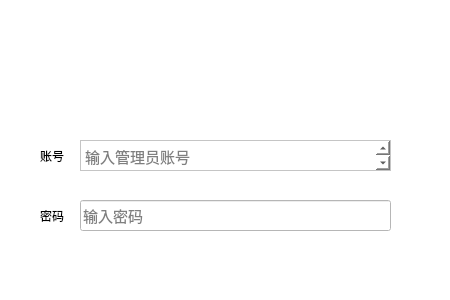
Qt form mainwidget.ui (LuodachuiXG/management_system) before a commit.
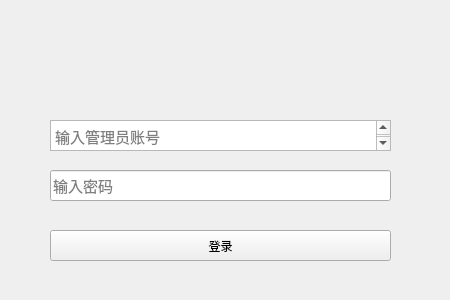
The same form after that commit. Icons and pictures are not drawn.

Commit message: 修改图标，完善登录页布局

What changed in the file:
```diff
--- a/mainwidget.ui
+++ b/mainwidget.ui
@@ -17,9 +17,6 @@
    <iconset resource="images.qrc">
     <normaloff>:/img/image/icon.png</normaloff>:/img/image/icon.png</iconset>
   </property>
-  <property name="styleSheet">
-   <string notr="true">background-color: rgb(255, 255, 255);</string>
-  </property>
   <widget class="QLabel" name="label">
    <property name="geometry">
     <rect>
@@ -36,38 +33,12 @@
     <string/>
    </property>
   </widget>
-  <widget class="QLabel" name="label_2">
-   <property name="geometry">
-    <rect>
-     <x>40</x>
-     <y>140</y>
-     <width>31</width>
-     <height>31</height>
-    </rect>
-   </property>
-   <property name="text">
-    <string>账号</string>
-   </property>
-  </widget>
-  <widget class="QLabel" name="label_3">
-   <property name="geometry">
-    <rect>
-     <x>40</x>
-     <y>200</y>
-     <width>31</width>
-     <height>31</height>
-    </rect>
-   </property>
-   <property name="text">
-    <string>密码</string>
-   </property>
-  </widget>
   <widget class="QTextEdit" name="username_edit">
    <property name="geometry">
     <rect>
-     <x>80</x>
-     <y>140</y>
-     <width>311</width>
+     <x>50</x>
+     <y>120</y>
+     <width>341</width>
      <height>31</height>
     </rect>
    </property>
@@ -77,9 +48,6 @@
      <pointsize>11</pointsize>
     </font>
    </property>
-   <property name="styleSheet">
-    <string notr="true"/>
-   </property>
    <property name="documentTitle">
     <string/>
    </property>
@@ -93,9 +61,9 @@
   <widget class="QLineEdit" name="password_edit">
    <property name="geometry">
     <rect>
-     <x>80</x>
-     <y>200</y>
-     <width>311</width>
+     <x>50</x>
+     <y>170</y>
+     <width>341</width>
      <height>31</height>
     </rect>
    </property>
@@ -115,6 +83,22 @@
     <string>输入密码</string>
    </property>
   </widget>
+  <widget class="QPushButton" name="login_btn">
+   <property name="geometry">
+    <rect>
+     <x>50</x>
+     <y>230</y>
+     <width>341</width>
+     <height>31</height>
+    </rect>
+   </property>
+   <property name="cursor">
+    <cursorShape>PointingHandCursor</cursorShape>
+   </property>
+   <property name="text">
+    <string>登录</string>
+   </property>
+  </widget>
  </widget>
  <layoutdefault spacing="6" margin="11"/>
  <resources>
```
Left out of the diff: 5 changed lines with no effect on the pictures. The commit also changes 6 other files.
